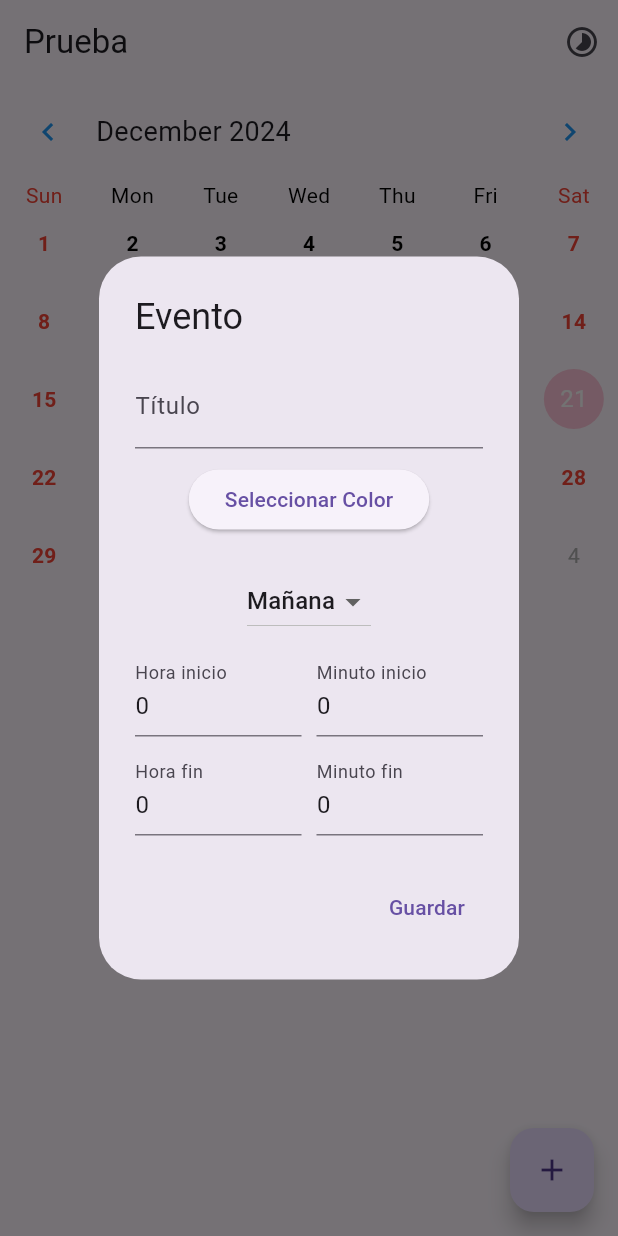
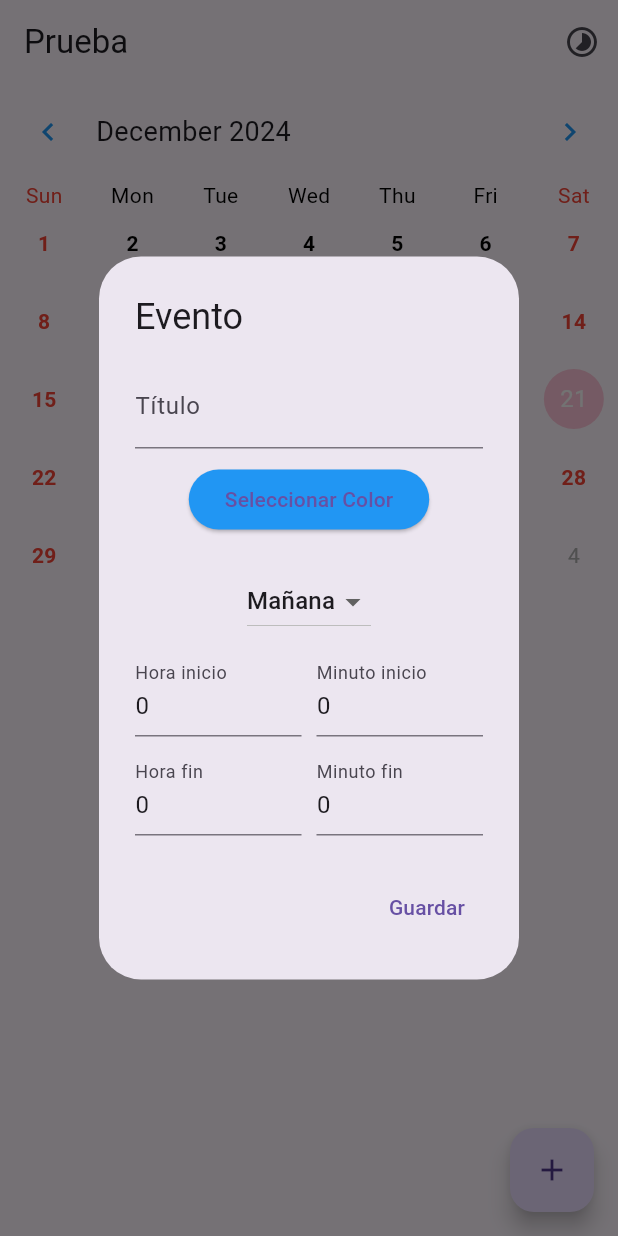
Before and after one commit to Mitxibisi/mi_calendario, a Flutter app: the screen it shows after launch, after a tap on the "add" icon, on a phone screen of 412 x 824 dp. Run offline on Flutter 3.47's test engine with Material 3 defaults, Android fonts, the phone set to English and light mode, and no system bars; drawn by our look-alikes of table_calendar; our stand-ins replace flutter_colorpicker.

Commit message:
Actualizar evento_dialog.dart

```diff
--- a/lib/widgets/evento_dialog.dart
+++ b/lib/widgets/evento_dialog.dart
@@ -56,6 +56,7 @@ class _EventoDialogState extends State<EventoDialog> {
             const SizedBox(height: 10),
             // Botón para seleccionar el color
             ElevatedButton(
+style: ElevatedButton.styleFrom(backgroundColor: color,),
               onPressed: () {
                 // Abre el ColorPicker como popup
                 showDialog(
```
